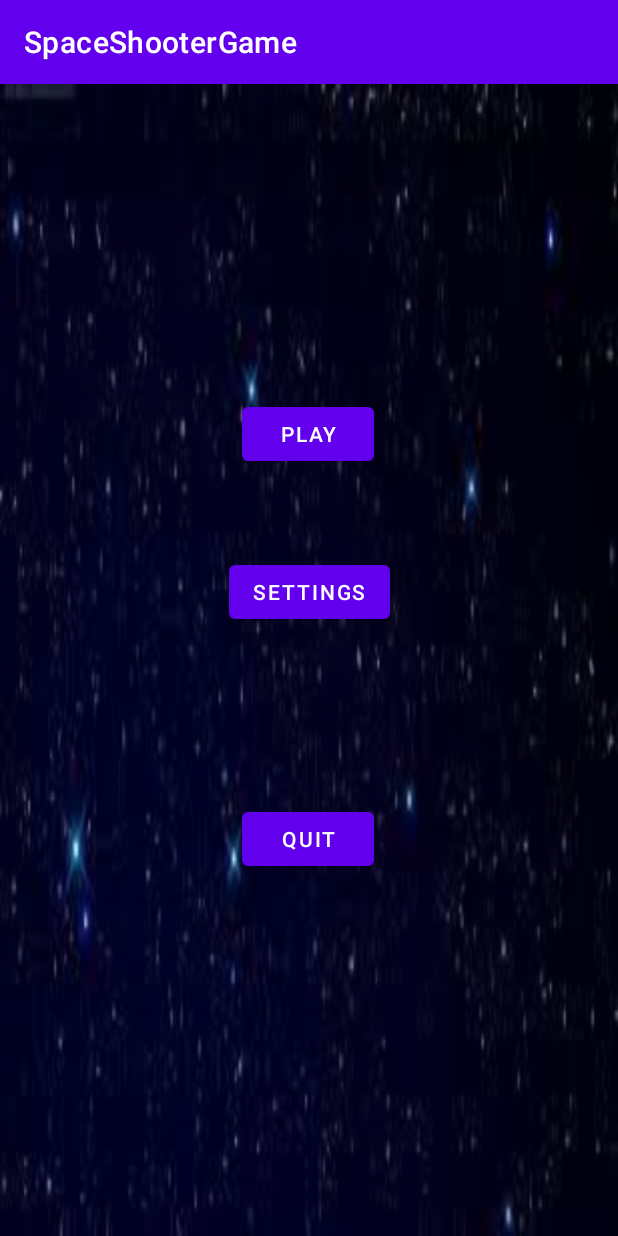
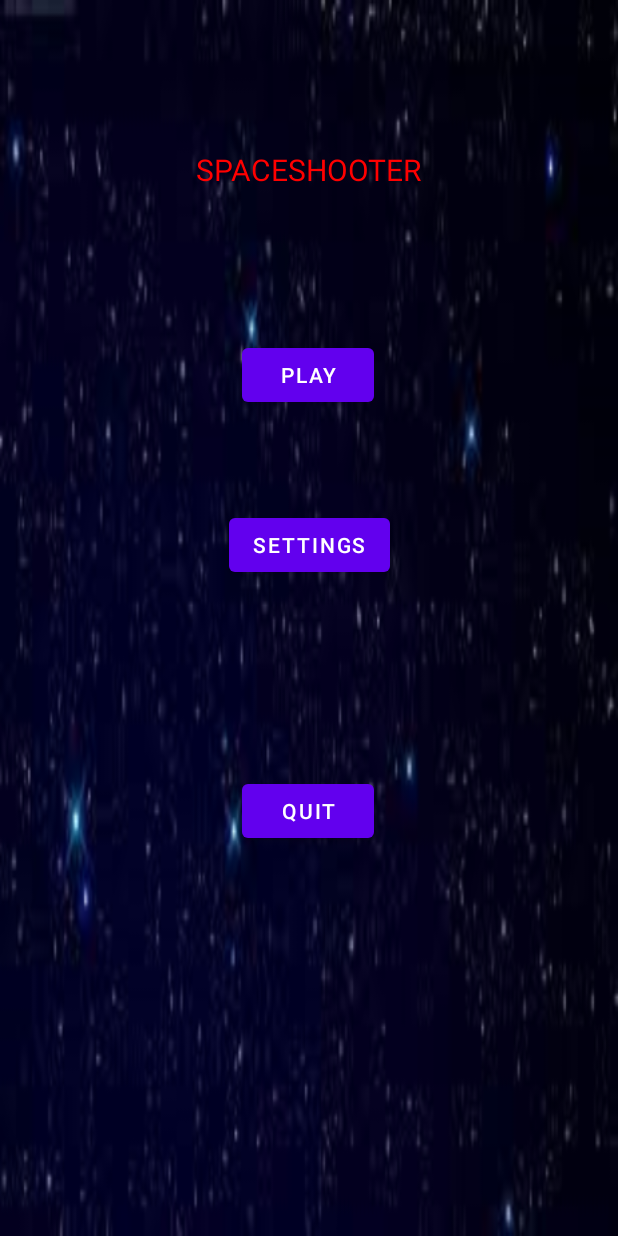
Before and after one commit to ORECS/SpaceShooterGame, an Android app: the screen it shows after launch (MainMenu), on a phone screen of 412 x 824 dp. Run offline under Robolectric (Android 15) with nearby library versions, the phone set to English and light mode, and no system bars.

Commit message:
Changing around some things

```diff
--- a/app/src/main/java/com/example/spaceshootergame/Bullet.java
+++ b/app/src/main/java/com/example/spaceshootergame/Bullet.java
@@ -9,7 +9,7 @@ import android.graphics.Paint;
 import android.graphics.Point;
 import android.graphics.Rect;
 
-public class Bullet extends Position implements GameObject {
+public class Bullet extends Object implements GameObject {
 
     private Rect rectangle;
     private Bitmap[] bulletSprite = new Bitmap[2];
--- a/app/src/main/java/com/example/spaceshootergame/Enemy.java
+++ b/app/src/main/java/com/example/spaceshootergame/Enemy.java
@@ -10,7 +10,7 @@ import android.graphics.Rect;
 
 import java.util.ArrayList;
 
-public class Enemy extends Position implements GameObject {
+public class Enemy extends Object implements GameObject {
     private Rect rectangle;
     private Bitmap[] EnemySprite = new Bitmap[3];
     private Context context;
--- a/app/src/main/java/com/example/spaceshootergame/MainMenu.java
+++ b/app/src/main/java/com/example/spaceshootergame/MainMenu.java
@@ -3,10 +3,13 @@ package com.example.spaceshootergame;
 import androidx.appcompat.app.AppCompatActivity;
 
 import android.content.Intent;
+import android.graphics.Color;
 import android.os.Bundle;
 import android.view.View;
 import android.view.Window;
+import android.view.WindowManager;
 import android.widget.Button;
+import android.widget.TextView;
 
 
 /**
@@ -18,12 +21,20 @@ public class MainMenu extends AppCompatActivity {
     private Button play;
     private Button quit;
     private Button settings;
+    private TextView txt;
 
     @Override
     protected void onCreate(Bundle savedInstanceState) {
         super.onCreate(savedInstanceState);
 
-        this.requestWindowFeature(Window.FEATURE_NO_TITLE);
+        try {
+            this.getSupportActionBar().hide();
+        } catch (NullPointerException e) {
+        }
+
+        //To make the windows full screen
+        getWindow().setFlags(WindowManager.LayoutParams.FLAG_FULLSCREEN, WindowManager.LayoutParams.FLAG_FULLSCREEN);
+
         setContentView(R.layout.activity_main_menu);
         play = findViewById(R.id.play);
         play.setOnClickListener(view -> {
@@ -47,6 +58,10 @@ public class MainMenu extends AppCompatActivity {
             startActivity(intenttwo);
 
         });
+        txt = findViewById(R.id.SpaceShooter);
+        txt.setText("SPACESHOOTER");
+        txt.setTextColor(Color.RED);
+        txt.setTextSize(20);
 
     }
 }
--- a/app/src/main/java/com/example/spaceshootergame/MainThread.java
+++ b/app/src/main/java/com/example/spaceshootergame/MainThread.java
@@ -5,6 +5,7 @@ import android.os.Build;
 import android.view.SurfaceHolder;
 
 import androidx.annotation.RequiresApi;
+
 
 public class MainThread extends Thread {
 
--- a/app/src/main/java/com/example/spaceshootergame/Player.java
+++ b/app/src/main/java/com/example/spaceshootergame/Player.java
@@ -4,13 +4,12 @@ import android.content.Context;
 import android.graphics.Bitmap;
 import android.graphics.BitmapFactory;
 import android.graphics.Canvas;
-import android.graphics.Color;
 import android.graphics.Paint;
 import android.graphics.Point;
 import android.graphics.Rect;
 import android.view.MotionEvent;
 
-public class Player extends Position implements GameObject {
+public class Player extends Object implements GameObject {
 
     private Rect rectangle;
     private Bitmap playerSprite;
--- a/app/src/main/res/layout/activity_main_menu.xml
+++ b/app/src/main/res/layout/activity_main_menu.xml
@@ -43,4 +43,14 @@
         app:layout_constraintStart_toStartOf="parent"
         app:layout_constraintTop_toTopOf="parent"
         app:layout_constraintVertical_bias="0.291" />
+
+    <TextView
+        android:id="@+id/SpaceShooter"
+        android:layout_width="wrap_content"
+        android:layout_height="wrap_content"
+        android:text=""
+        app:layout_constraintBottom_toTopOf="@+id/play"
+        app:layout_constraintEnd_toEndOf="parent"
+        app:layout_constraintStart_toStartOf="parent"
+        app:layout_constraintTop_toTopOf="parent" />
 </androidx.constraintlayout.widget.ConstraintLayout>
```
Also changed, not shown: app/src/main/java/com/example/spaceshootergame/GamePanel.java (+0 -7 lines), app/src/main/java/com/example/spaceshootergame/Object.java (renamed from app/src/main/java/com/example/spaceshootergame/Position.java, +10 -2 lines).
